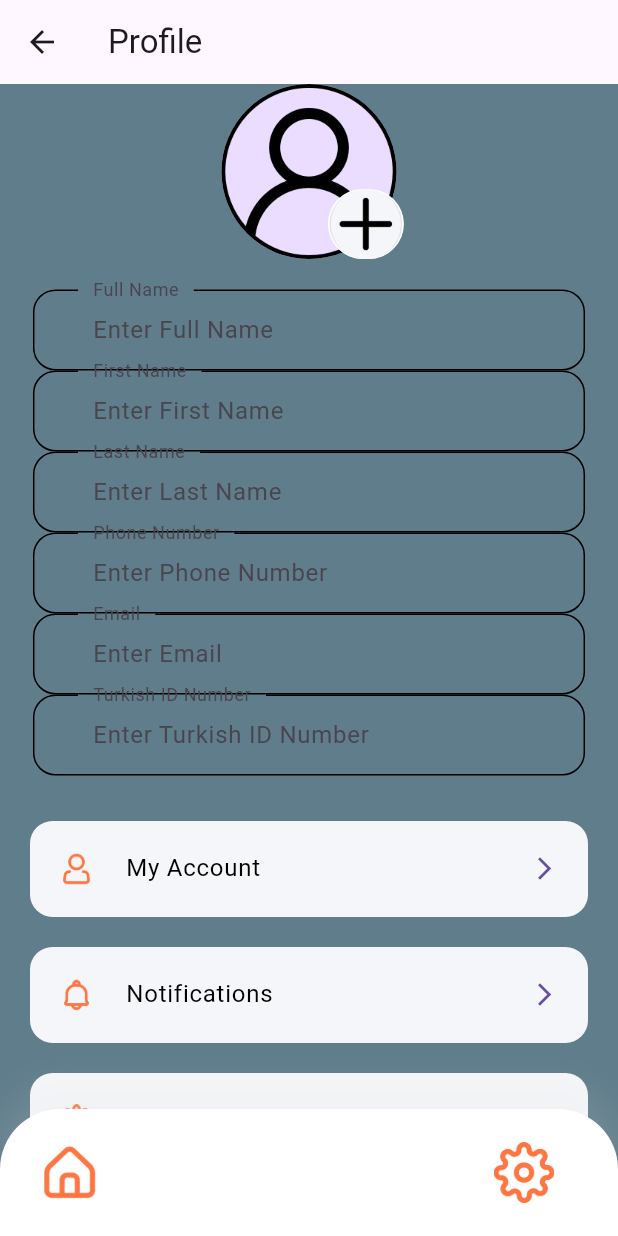
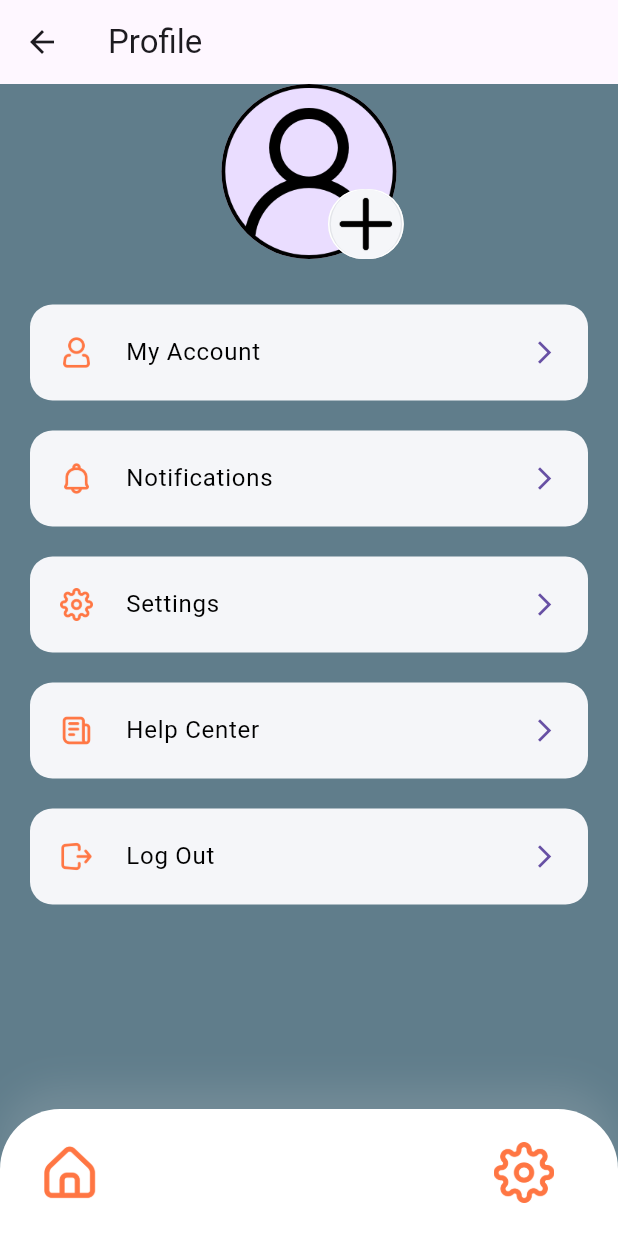
Before and after one commit to GonderGelsin/gondergelsin-mobile-app, a Flutter app: the ProfileScreen screen opened by its route, on a phone screen of 412 x 824 dp. Run offline on Flutter 3.47's test engine with Material 3 defaults, Android fonts, the phone set to English and light mode, and no system bars; Roboto replaces fonts that are missing (Mali).

Commit message:
last profile

```diff
--- a/lib/pages/profile/components/body.dart
+++ b/lib/pages/profile/components/body.dart
@@ -1,133 +1,43 @@
 import 'package:flutter/material.dart';
+import 'package:flutter/cupertino.dart';
+import 'package:flutter/widgets.dart';
 import 'package:flutter_application_1/pages/profile/components/profile_menu.dart';
 import 'package:flutter_application_1/pages/profile/components/profile_pic.dart';
-import 'package:flutter_application_1/services/user_profile.dart' as profile;
 import 'package:flutter_application_1/size_config.dart';
 
-class Body extends StatefulWidget {
-  @override
-  _BodyState createState() => _BodyState();
-}
-
-class _BodyState extends State<Body> {
-  // TextEditingController'leri tanımla
-  final fullNameController = TextEditingController();
-  final firstNameController = TextEditingController();
-  final lastNameController = TextEditingController();
-  final phoneNumberController = TextEditingController();
-  final emailController = TextEditingController();
-  final turkishIdNumberController = TextEditingController();
-
-  @override
-  void initState() {
-    super.initState();
-    // Sayfa yüklendiğinde sunucuya istek at
-    getDataFromServer();
-  }
-
-  @override
-  void dispose() {
-    // Controller'leri temizle
-    fullNameController.dispose();
-    firstNameController.dispose();
-    lastNameController.dispose();
-    phoneNumberController.dispose();
-    emailController.dispose();
-    turkishIdNumberController.dispose();
-    super.dispose();
-  }
-
-  // Sunucudan verileri al
-  void getDataFromServer() async {
-    try {
-      final response = await profile.getUserData(
-        context,
-        fullNameController,
-        firstNameController,
-        lastNameController,
-        phoneNumberController,
-        emailController,
-        turkishIdNumberController,
-      );
-
-
-        setState(() {
-          fullNameController.text = response.full_name;
-          firstNameController.text = response.first_name;
-          lastNameController.text = response.last_name;
-          phoneNumberController.text = response.phone_number;
-          emailController.text = response.email;
-          turkishIdNumberController.text = response.turkish_id_number;
-        });
-    } catch (error) {
-      // Hata işleme mekanizması
-    }
-  }
-
+class Body extends StatelessWidget {
   @override
   Widget build(BuildContext context) {
     return Column(
       children: [
       ProfilePic(),
       SizedBox(height: getProportionateScreenHeight(20)),
-        buildTextField("Full Name", fullNameController),
-        buildTextField("First Name", firstNameController),
-        buildTextField("Last Name", lastNameController),
-        buildTextField("Phone Number", phoneNumberController),
-        buildTextField("Email", emailController),
-        buildTextField("Turkish ID Number", turkishIdNumberController),
-        SizedBox(height: getProportionateScreenHeight(20)),
       ProfileMenu(
         icon: "assets/icons/Arturo-Wibawa-Akar-Person.512.png",
        text: "My Account",
-          press: () {},
+       press:   () {},
        ),
        ProfileMenu(
         icon: "assets/icons/Arturo-Wibawa-Akar-Bell.512.png",
        text: "Notifications",
-          press: () {},
+       press:   () {},
        ),
        ProfileMenu(
         icon: "assets/icons/Colebemis-Feather-Settings.512.png",
        text: "Settings",
-          press: () {},
+       press:   () {},
        ),
        ProfileMenu(
         icon: "assets/icons/Arturo-Wibawa-Akar-Reciept.512.png",
        text: "Help Center",
-          press: () {},
+       press:   () {},
        ),
        ProfileMenu(
         icon: "assets/icons/Arturo-Wibawa-Akar-Sign-out.512.png",
        text: "Log Out",
-          press: () {},
+       press:   () {},
        ),
       ],
     );
   }
-
-  Widget buildTextField(String labelText, TextEditingController controller) {
-    return Padding(
-      padding: EdgeInsets.symmetric(horizontal: getProportionateScreenWidth(20)),
-      child: TextField(
-        controller: controller,
-        decoration: InputDecoration(
-          labelText: labelText,
-          hintText: "Enter $labelText",
-          floatingLabelBehavior: FloatingLabelBehavior.always,
-          contentPadding: EdgeInsets.symmetric(vertical: 15, horizontal: 30),
-          enabledBorder: OutlineInputBorder(
-            borderRadius: BorderRadius.circular(15),
-            borderSide: BorderSide(color: Colors.black),
-            gapPadding: 10,
-          ),
-          focusedBorder: OutlineInputBorder(
-            borderRadius: BorderRadius.circular(15),
-            borderSide: BorderSide(color: Colors.black),
-            gapPadding: 10,
-          ),
-        ),
-      ),
-    );
 }
-}
```
Lines whose indentation alone changed are shown as unchanged.
